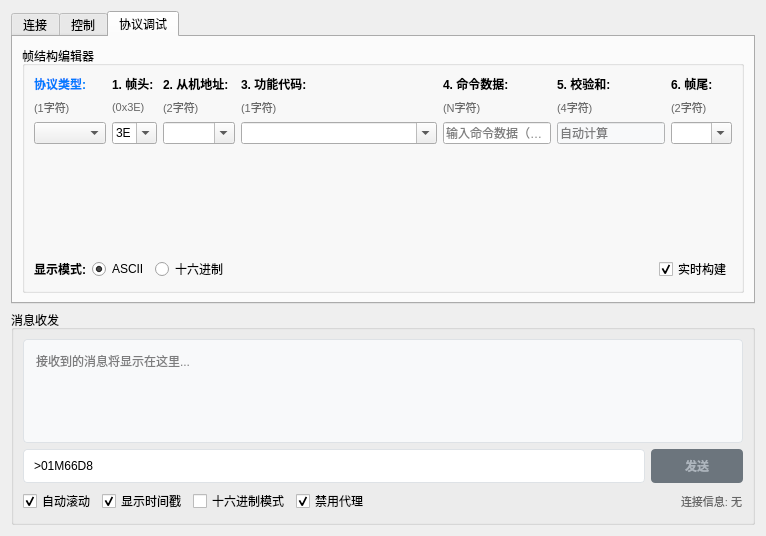
This is TcpClient/tcpclient.ui in LightningFlashEvE/high-throughput-perovskite-medication-system as Qt 5 draws it before an edit. The edited form follows.
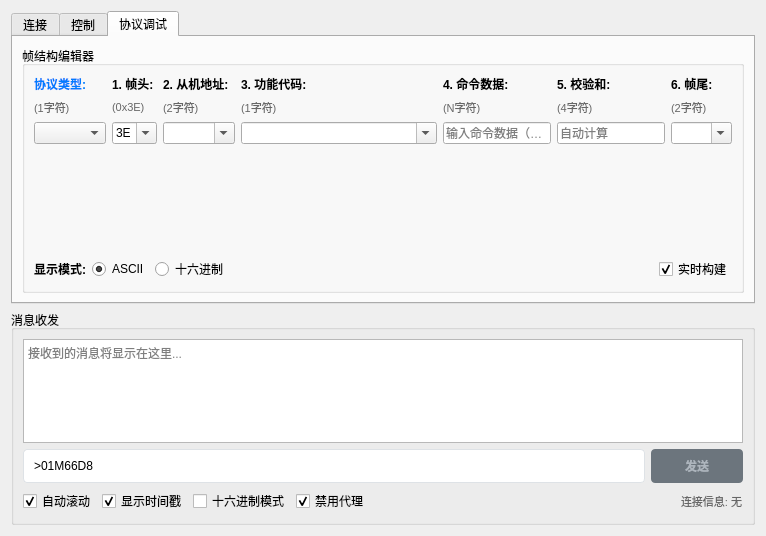
This is the edited form. Icons and pictures are not drawn.

Diff of the .ui file:
```diff
--- a/TcpClient/tcpclient.ui
+++ b/TcpClient/tcpclient.ui
@@ -504,9 +504,6 @@
               </item>
               <item>
                <widget class="QLineEdit" name="lineEdit5">
-                <property name="styleSheet">
-                 <string notr="true">QLineEdit { background-color: #f8f9fa; }</string>
-                </property>
                 <property name="readOnly">
                  <bool>true</bool>
                 </property>
@@ -658,14 +655,7 @@
       <item>
        <widget class="QTextEdit" name="textEdit_receive">
         <property name="styleSheet">
-         <string notr="true">QTextEdit {
-    background-color: #f8f9fa;
-    border: 1px solid #dee2e6;
-    border-radius: 4px;
-    padding: 8px;
-    font-family: 'Consolas', 'Monaco', monospace;
-    font-size: 12px;
-}</string>
+         <string notr="true"/>
         </property>
         <property name="readOnly">
          <bool>false</bool>
```
